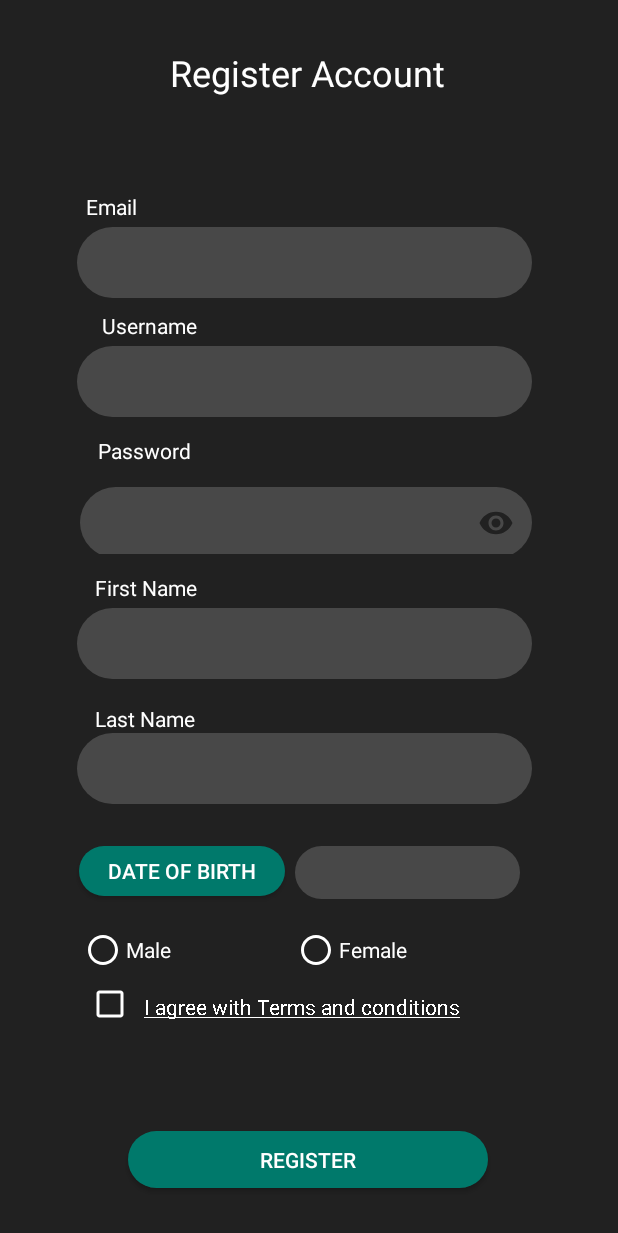
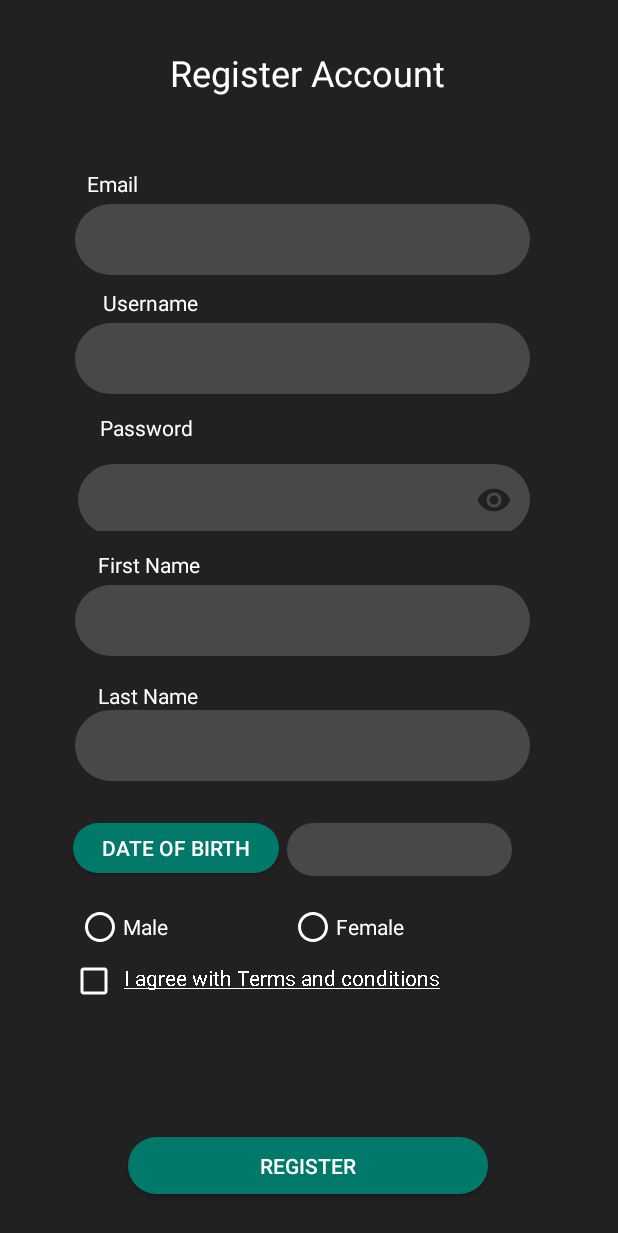
Before and after one commit to vninomtz/MovilClientLisMusic, an Android app: the RegisterAccountActivity screen opened directly, with no data from a screen before it, on a phone screen of 412 x 824 dp. Shown: the top 1233 px of the screen. Run offline under Robolectric (Android 15) with nearby library versions, the phone set to English and light mode, and no system bars; our stand-ins replace Volley.

Commit message:
Update activity_register_account.xml

```diff
--- a/code/app/src/main/res/layout/activity_register_account.xml
+++ b/code/app/src/main/res/layout/activity_register_account.xml
@@ -21,18 +21,19 @@
         app:layout_constraintTop_toTopOf="parent" />
 
     <ScrollView
-        android:layout_width="415dp"
-        android:layout_height="569dp"
-        app:layout_constraintBottom_toBottomOf="parent"
+        android:id="@+id/scrollView2"
+        android:layout_width="408dp"
+        android:layout_height="584dp"
+        android:layout_marginTop="32dp"
         app:layout_constraintEnd_toEndOf="parent"
+        app:layout_constraintHorizontal_bias="0.333"
         app:layout_constraintStart_toStartOf="parent"
-        app:layout_constraintTop_toTopOf="parent"
-        app:layout_constraintVertical_bias="0.441">
+        app:layout_constraintTop_toBottomOf="@+id/textView7">
 
 
         <androidx.constraintlayout.widget.ConstraintLayout
             android:layout_width="match_parent"
-            android:layout_height="wrap_content">
+            android:layout_height="match_parent">
 
             <EditText
                 android:id="@+id/textEditEmail"
@@ -252,8 +253,8 @@
                 android:id="@+id/textViewTermsAndConditions"
                 android:layout_width="wrap_content"
                 android:layout_height="wrap_content"
-                android:layout_marginTop="16dp"
-                android:layout_marginEnd="108dp"
+                android:layout_marginTop="12dp"
+                android:layout_marginEnd="116dp"
                 android:text="I agree with Terms and conditions"
                 android:textColor="@color/primaryTextColor"
                 app:layout_constraintEnd_toEndOf="parent"
@@ -271,7 +272,6 @@
                 app:layout_constraintStart_toStartOf="parent"
                 app:layout_constraintTop_toBottomOf="@+id/radioGroupGenders"
                 tools:ignore="MissingConstraints" />
-
         </androidx.constraintlayout.widget.ConstraintLayout>
     </ScrollView>
 
@@ -279,7 +279,7 @@
         android:id="@+id/buttonRegisterAccount"
         android:layout_width="240dp"
         android:layout_height="38dp"
-        android:layout_marginBottom="32dp"
+        android:layout_marginBottom="28dp"
         android:background="@drawable/button_login"
         android:onClick="registerAccount"
         android:text="REGISTER"
```
